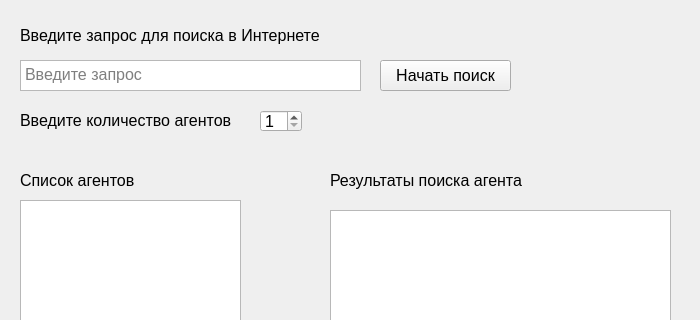
The window that main_window.ui (Alexa201228/AI_web_search) describes before a commit, drawn with Qt 5; both pictures show x 0 to 700 and y 0 to 320 of the 700 by 520 pixel window.
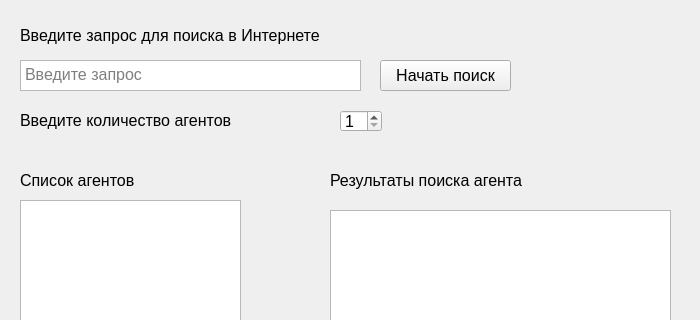
The same window after the commit.

What changed in the file:
```diff
--- a/main_window.ui
+++ b/main_window.ui
@@ -77,7 +77,7 @@
    <widget class="QSpinBox" name="agents_count">
     <property name="geometry">
      <rect>
-      <x>260</x>
+      <x>340</x>
       <y>110</y>
       <width>42</width>
       <height>22</height>
@@ -117,7 +117,7 @@
      <rect>
       <x>20</x>
       <y>170</y>
-      <width>131</width>
+      <width>191</width>
       <height>21</height>
      </rect>
     </property>
@@ -136,7 +136,7 @@
      <rect>
       <x>330</x>
       <y>170</y>
-      <width>211</width>
+      <width>291</width>
       <height>21</height>
      </rect>
     </property>
```
